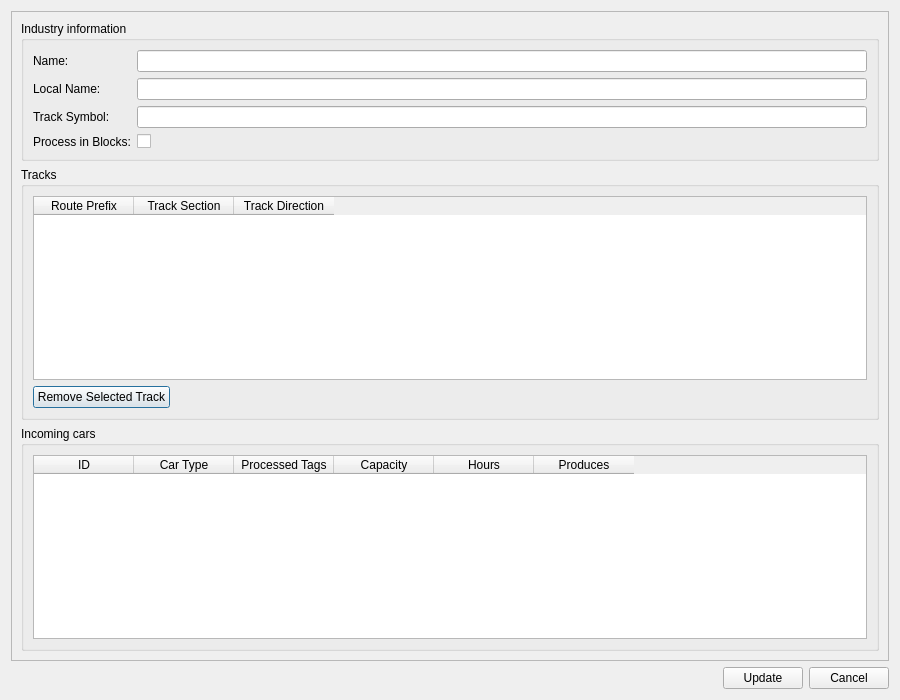
This is industryDetailDialog.ui in sjstein/R8-Industry-Tool as Qt 5 draws it before an edit. The edited form follows.
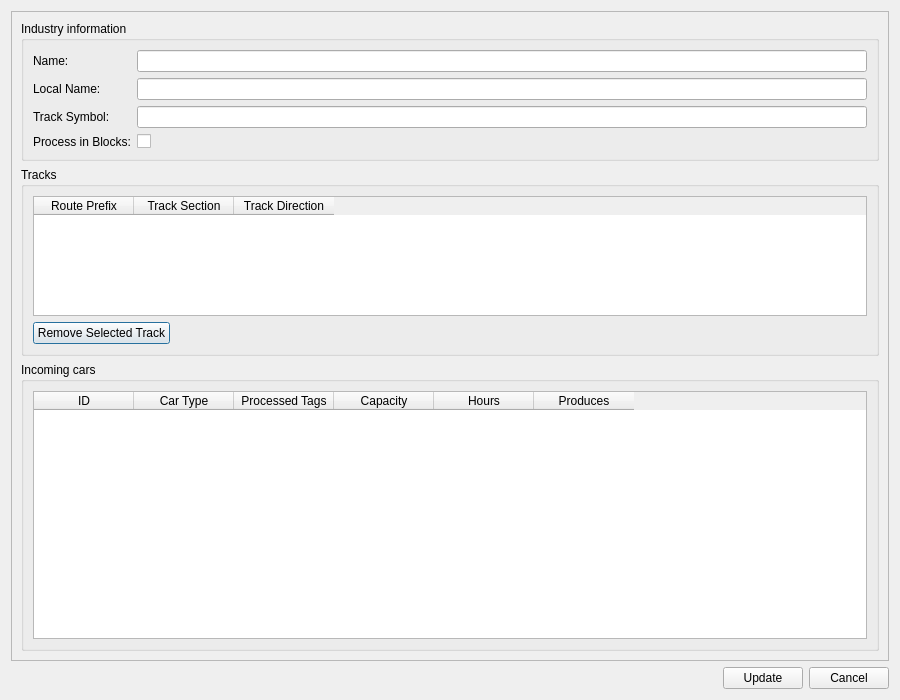
This is the edited form.

What changed in the file:
```diff
--- a/industryDetailDialog.ui
+++ b/industryDetailDialog.ui
@@ -84,12 +84,24 @@
        </item>
        <item>
         <widget class="QGroupBox" name="tracksGroup">
+         <property name="sizePolicy">
+          <sizepolicy hsizetype="Preferred" vsizetype="Fixed">
+           <horstretch>0</horstretch>
+           <verstretch>0</verstretch>
+          </sizepolicy>
+         </property>
          <property name="title">
           <string>Tracks</string>
          </property>
          <layout class="QVBoxLayout" name="verticalLayout_3">
           <item>
            <widget class="QTableWidget" name="tracks_table">
+            <property name="maximumSize">
+             <size>
+              <width>16777215</width>
+              <height>120</height>
+             </size>
+            </property>
             <property name="columnCount">
              <number>3</number>
             </property>
@@ -139,6 +151,12 @@
        </item>
        <item>
         <widget class="QGroupBox" name="producersGroup">
+         <property name="sizePolicy">
+          <sizepolicy hsizetype="Preferred" vsizetype="Expanding">
+           <horstretch>0</horstretch>
+           <verstretch>1</verstretch>
+          </sizepolicy>
+         </property>
          <property name="title">
           <string>Incoming cars</string>
          </property>
```
